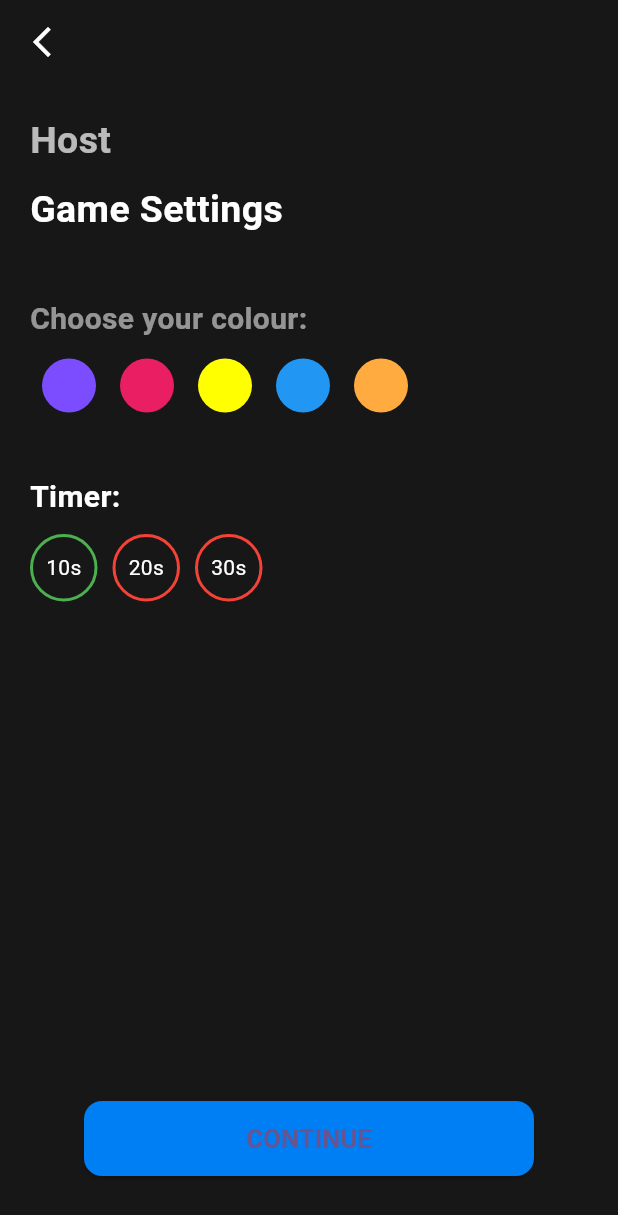
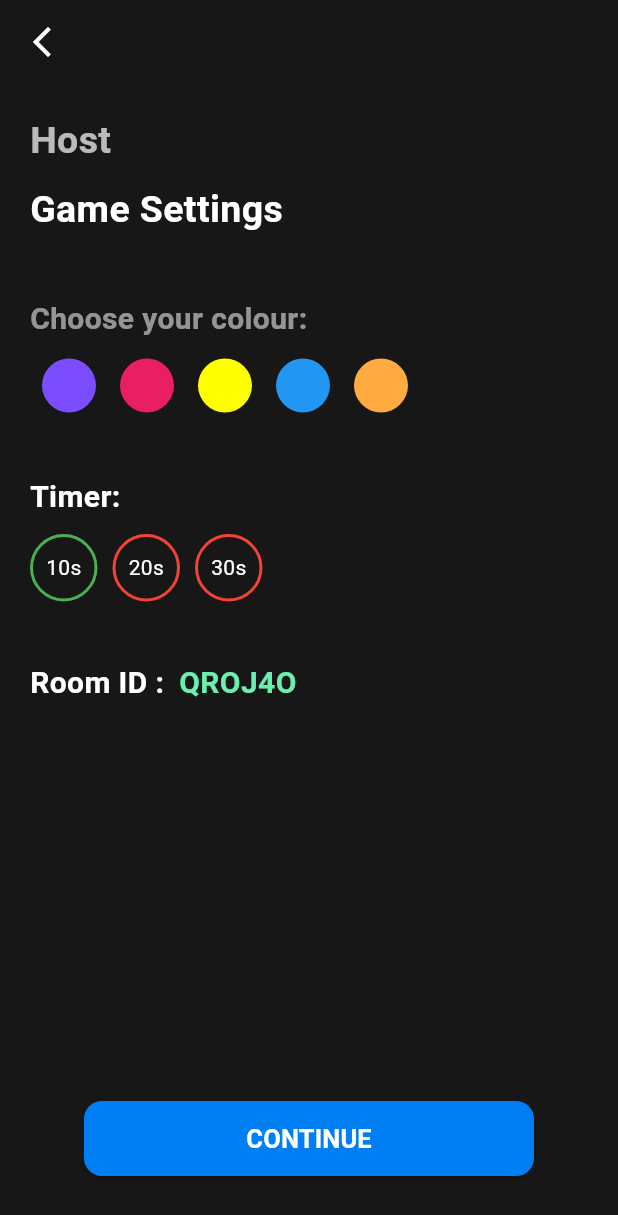
Before and after one commit to nithish25kumar/bingo-game-app, a Flutter app: the Gamesettings screen opened directly, on a phone screen of 412 x 824 dp. Shown: the top 1215 px of the screen. Run offline on Flutter 3.47's test engine with Material 3 defaults, Android fonts, the light colour scheme and no system bars; our stand-ins replace cloud_firestore, firebase_auth, firebase_core, google_sign_in; accounts and stored records are empty.

Commit message:
feat : After clicking create btn in multiplayer screen unique roomID will be displayed in gamesettings page

```diff
--- a/lib/repositary/screens/gameSettings/gameSettings.dart
+++ b/lib/repositary/screens/gameSettings/gameSettings.dart
@@ -1,3 +1,5 @@
+import 'dart:math';
+
 import 'package:flutter/material.dart';
 import '../multiplayer/multiplayer.dart';
 import 'customizeBoard.dart';
@@ -11,6 +13,19 @@ class Gamesettings extends StatefulWidget {
 class _GamesettingsState extends State<Gamesettings> {
   Color? selectedColor;
   int selectedTimer = 10;
+  late String roomCode;
+  @override
+  void initState() {
+    super.initState();
+    roomCode = _generateRoomCode();
+  }
+
+  String _generateRoomCode() {
+    const chars = 'ABCDEFGHIJKLMNOPQRSTUVWXYZ0123456789';
+    Random rand = Random();
+    return String.fromCharCodes(Iterable.generate(
+        6, (_) => chars.codeUnitAt(rand.nextInt(chars.length))));
+  }
 
   void _navigateToCustomizeBoard() {
     Navigator.pushReplacement(
@@ -117,6 +132,30 @@ class _GamesettingsState extends State<Gamesettings> {
             SizedBox(width: 10),
             _timerOption(30)
           ]),
+          SizedBox(
+            height: 40,
+          ),
+          Row(
+            children: [
+              Text(
+                "Room ID :",
+                style: TextStyle(
+                    color: Colors.white,
+                    fontSize: 20,
+                    fontWeight: FontWeight.bold),
+              ),
+              SizedBox(
+                width: 10,
+              ),
+              Text(
+                roomCode,
+                style: TextStyle(
+                    color: Colors.greenAccent,
+                    fontSize: 20,
+                    fontWeight: FontWeight.bold),
+              )
+            ],
+          ),
           Spacer(),
           Center(
             child: SizedBox(
@@ -125,6 +164,7 @@ class _GamesettingsState extends State<Gamesettings> {
               child: ElevatedButton(
                 onPressed: _navigateToCustomizeBoard,
                 style: ElevatedButton.styleFrom(
+                  foregroundColor: Colors.white,
                   backgroundColor: Color(0xff007ef3),
                   shape: RoundedRectangleBorder(
                       borderRadius: BorderRadius.circular(12)),
--- a/lib/repositary/screens/selectmode/selectmode.dart
+++ b/lib/repositary/screens/selectmode/selectmode.dart
@@ -98,7 +98,10 @@ class _SelectmodeState extends State<Selectmode> {
               SizedBox(height: 20),
               Uihelper.CustomButton1(
                 buttonnname: "Single Player",
-                callback: () {},
+                callback: () {
+                  Uihelper.showSnackBar(
+                      context, "Just wrapping it up – won't be long.");
+                },
               ),
             ],
           ),
```
